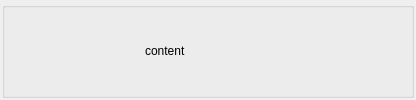
Qt form python/browser_widget/resources/item.ui (shotgunsoftware/tk-framework-widget) before a commit.
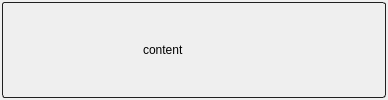
The same form after that commit. Icons and pictures are not drawn. Custom widgets are drawn as their Qt base class.

What changed in the file:
```diff
--- a/python/browser_widget/resources/item.ui
+++ b/python/browser_widget/resources/item.ui
@@ -6,38 +6,34 @@
    <rect>
     <x>0</x>
     <y>0</y>
-    <width>416</width>
+    <width>388</width>
     <height>100</height>
    </rect>
   </property>
-  <property name="sizePolicy">
-   <sizepolicy hsizetype="Preferred" vsizetype="Minimum">
-    <horstretch>0</horstretch>
-    <verstretch>0</verstretch>
-   </sizepolicy>
-  </property>
-  <property name="minimumSize">
-   <size>
-    <width>0</width>
-    <height>100</height>
-   </size>
-  </property>
   <property name="windowTitle">
    <string>Form</string>
   </property>
-  <layout class="QVBoxLayout" name="verticalLayout">
-   <property name="spacing">
-    <number>2</number>
-   </property>
+  <layout class="QHBoxLayout" name="horizontalLayout_2">
    <property name="margin">
     <number>2</number>
    </property>
    <item>
-    <widget class="ClickBubblingGroupBox" name="background">
-     <property name="title">
-      <string/>
+    <widget class="QFrame" name="background">
+     <property name="styleSheet">
+      <string notr="true">#background {
+border-radius: 3px;
+border-style: solid;
+border-width: 1px;
+border-color: rgb(32,32,32);
+}</string>
      </property>
-     <layout class="QHBoxLayout" name="horizontalLayout">
+     <property name="frameShape">
+      <enum>QFrame::StyledPanel</enum>
+     </property>
+     <property name="frameShadow">
+      <enum>QFrame::Raised</enum>
+     </property>
+     <layout class="QHBoxLayout" name="horizontalLayout" stretch="0,1">
       <property name="spacing">
        <number>8</number>
       </property>
@@ -58,6 +54,9 @@
           <height>90</height>
          </size>
         </property>
+        <property name="styleSheet">
+         <string notr="true"/>
+        </property>
         <property name="text">
          <string/>
         </property>
@@ -97,12 +96,6 @@
   </layout>
  </widget>
  <customwidgets>
-  <customwidget>
-   <class>ClickBubblingGroupBox</class>
-   <extends>QGroupBox</extends>
-   <header>.clickbubbling_groupbox</header>
-   <container>1</container>
-  </customwidget>
   <customwidget>
    <class>ThumbnailLabel</class>
    <extends>QLabel</extends>
```
